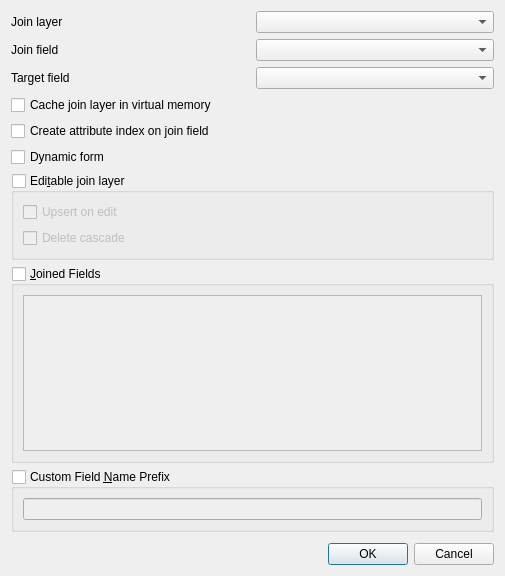
Before: the Qt Designer form src/ui/qgsjoindialogbase.ui in carsmie/QGIS, drawn with Qt 5.
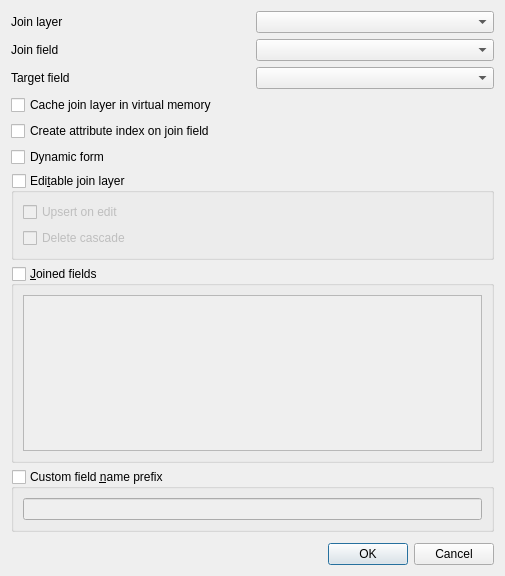
After: the same form once the commit is applied. Custom widgets are drawn as their Qt base class.

Commit message: Label cases on join properties

What changed in the file:
```diff
--- a/src/ui/qgsjoindialogbase.ui
+++ b/src/ui/qgsjoindialogbase.ui
@@ -47,7 +47,7 @@
    <item row="8" column="0" colspan="2">
     <widget class="QgsCollapsibleGroupBox" name="mUseJoinFieldsSubset">
      <property name="title">
-      <string>&amp;Joined Fields</string>
+      <string>&amp;Joined fields</string>
      </property>
      <property name="checkable">
       <bool>true</bool>
@@ -68,7 +68,7 @@
    <item row="9" column="0" colspan="2">
     <widget class="QgsCollapsibleGroupBox" name="mUseCustomPrefix">
      <property name="title">
-      <string>Custom Field &amp;Name Prefix</string>
+      <string>Custom field &amp;name prefix</string>
      </property>
      <property name="checkable">
       <bool>true</bool>
```
